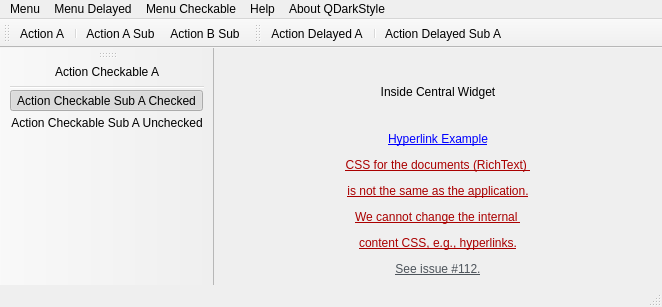
This is example/ui/mw_menus.ui in ColinDuquesnoy/QDarkStyleSheet as Qt 5 draws it before an edit. The edited form follows.
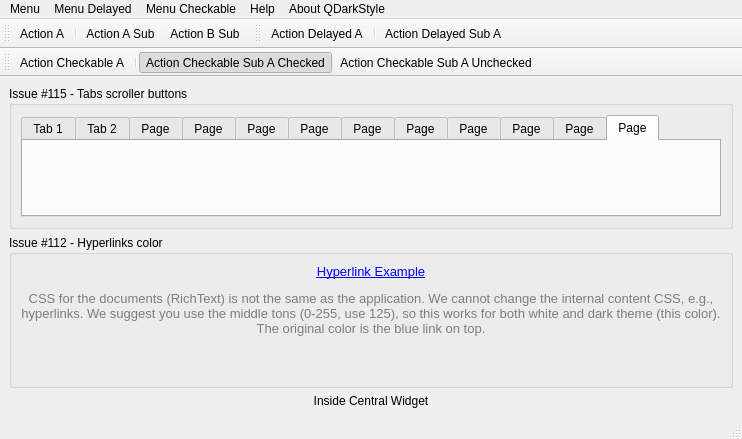
This is the edited form.

What changed in the file:
```diff
--- a/example/ui/mw_menus.ui
+++ b/example/ui/mw_menus.ui
@@ -6,8 +6,8 @@
    <rect>
     <x>0</x>
     <y>0</y>
-    <width>662</width>
-    <height>307</height>
+    <width>742</width>
+    <height>439</height>
    </rect>
   </property>
   <property name="windowTitle">
@@ -15,6 +15,113 @@
   </property>
   <widget class="QWidget" name="centralwidget">
    <layout class="QVBoxLayout" name="verticalLayout_4">
+    <item>
+     <widget class="QGroupBox" name="groupBox_2">
+      <property name="title">
+       <string>Issue #115 - Tabs scroller buttons</string>
+      </property>
+      <layout class="QGridLayout" name="gridLayout">
+       <item row="0" column="0">
+        <widget class="QTabWidget" name="tabWidget">
+         <property name="currentIndex">
+          <number>11</number>
+         </property>
+         <widget class="QWidget" name="tab">
+          <attribute name="title">
+           <string>Tab 1</string>
+          </attribute>
+         </widget>
+         <widget class="QWidget" name="tab_2">
+          <attribute name="title">
+           <string>Tab 2</string>
+          </attribute>
+         </widget>
+         <widget class="QWidget" name="tab_3">
+          <attribute name="title">
+           <string>Page</string>
+          </attribute>
+         </widget>
+         <widget class="QWidget" name="tab_4">
+          <attribute name="title">
+           <string>Page</string>
+          </attribute>
+         </widget>
+         <widget class="QWidget" name="tab_5">
+          <attribute name="title">
+           <string>Page</string>
+          </attribute>
+         </widget>
+         <widget class="QWidget" name="tab_6">
+          <attribute name="title">
+           <string>Page</string>
+          </attribute>
+         </widget>
+         <widget class="QWidget" name="tab_7">
+          <attribute name="title">
+           <string>Page</string>
+          </attribute>
+         </widget>
+         <widget class="QWidget" name="tab_8">
+          <attribute name="title">
+           <string>Page</string>
+          </attribute>
+         </widget>
+         <widget class="QWidget" name="tab_9">
+          <attribute name="title">
+           <string>Page</string>
+          </attribute>
+         </widget>
+         <widget class="QWidget" name="tab_10">
+          <attribute name="title">
+           <string>Page</string>
+          </attribute>
+         </widget>
+         <widget class="QWidget" name="tab_11">
+          <attribute name="title">
+           <string>Page</string>
+          </attribute>
+         </widget>
+         <widget class="QWidget" name="tab_12">
+          <attribute name="title">
+           <string>Page</string>
+          </attribute>
+         </widget>
+        </widget>
+       </item>
+      </layout>
+     </widget>
+    </item>
+    <item>
+     <widget class="QGroupBox" name="groupBox">
+      <property name="title">
+       <string>Issue #112 - Hyperlinks color</string>
+      </property>
+      <layout class="QGridLayout" name="gridLayout_2">
+       <item row="0" column="0">
+        <widget class="QLabel" name="label">
+         <property name="text">
+          <string>&lt;html&gt;&lt;head/&gt;&lt;body&gt;&lt;p align=&quot;center&quot;&gt;&lt;a href=&quot;https://github.com/ColinDuquesnoy/QDarkStyleSheet/issues/112&quot;&gt;&lt;span style=&quot; font-size:10pt; text-decoration: underline; color:#0000ff;&quot;&gt;Hyperlink Example&lt;/span&gt;&lt;/a&gt;&lt;/p&gt;&lt;p align=&quot;center&quot;&gt;&lt;span style=&quot; font-size:10pt; color:#7d7d7d;&quot;&gt;CSS for the documents (RichText) is not the same as the application. We cannot change the internal content CSS, e.g., hyperlinks. We suggest you use the middle tons (0-255, use 125), so this works for both white and dark theme (this color). The original color is the blue link on top.&lt;/span&gt;&lt;/p&gt;&lt;p align=&quot;center&quot;&gt;&lt;br/&gt;&lt;/p&gt;&lt;/body&gt;&lt;/html&gt;</string>
+         </property>
+         <property name="textFormat">
+          <enum>Qt::RichText</enum>
+         </property>
+         <property name="alignment">
+          <set>Qt::AlignCenter</set>
+         </property>
+         <property name="wordWrap">
+          <bool>true</bool>
+         </property>
+         <property name="openExternalLinks">
+          <bool>true</bool>
+         </property>
+         <property name="textInteractionFlags">
+          <set>Qt::TextBrowserInteraction</set>
+         </property>
+        </widget>
+       </item>
+      </layout>
+     </widget>
+    </item>
     <item>
      <widget class="QLabel" name="label_71">
       <property name="text">
@@ -25,25 +132,6 @@
       </property>
      </widget>
     </item>
-    <item>
-     <widget class="QLabel" name="label">
-      <property name="text">
-       <string>&lt;html&gt;&lt;head/&gt;&lt;body&gt;&lt;p align=&quot;center&quot;&gt;&lt;a href=&quot;https://github.com/ColinDuquesnoy/QDarkStyleSheet/issues/112&quot;&gt;&lt;span style=&quot; text-decoration: underline; color:#0000ff;&quot;&gt;Hyperlink Example&lt;/span&gt;&lt;/a&gt;&lt;/p&gt;&lt;p align=&quot;center&quot;&gt;&lt;a href=&quot;https://github.com/ColinDuquesnoy/QDarkStyleSheet/issues/112&quot;&gt;&lt;span style=&quot; text-decoration: underline; color:#aa0000;&quot;&gt;CSS for the documents (RichText) &lt;/span&gt;&lt;/a&gt;&lt;/p&gt;&lt;p align=&quot;center&quot;&gt;&lt;a href=&quot;https://github.com/ColinDuquesnoy/QDarkStyleSheet/issues/112&quot;&gt;&lt;span style=&quot; text-decoration: underline; color:#aa0000;&quot;&gt;is not the same as the application.&lt;/span&gt;&lt;/a&gt;&lt;/p&gt;&lt;p align=&quot;center&quot;&gt;&lt;a href=&quot;https://github.com/ColinDuquesnoy/QDarkStyleSheet/issues/112&quot;&gt;&lt;span style=&quot; text-decoration: underline; color:#aa0000;&quot;&gt;We cannot change the internal &lt;/span&gt;&lt;/a&gt;&lt;/p&gt;&lt;p align=&quot;center&quot;&gt;&lt;a href=&quot;https://github.com/ColinDuquesnoy/QDarkStyleSheet/issues/112&quot;&gt;&lt;span style=&quot; text-decoration: underline; color:#aa0000;&quot;&gt;content CSS, e.g., hyperlinks.&lt;/span&gt;&lt;/a&gt;&lt;/p&gt;&lt;p align=&quot;center&quot;&gt;&lt;a href=&quot;https://github.com/ColinDuquesnoy/QDarkStyleSheet/issues/112&quot;&gt;&lt;span style=&quot; text-decoration: underline; color:#4d545b;&quot;&gt;See issue #112.&lt;/span&gt;&lt;/a&gt;&lt;/p&gt;&lt;/body&gt;&lt;/html&gt;</string>
-      </property>
-      <property name="textFormat">
-       <enum>Qt::RichText</enum>
-      </property>
-      <property name="alignment">
-       <set>Qt::AlignCenter</set>
-      </property>
-      <property name="openExternalLinks">
-       <bool>true</bool>
-      </property>
-      <property name="textInteractionFlags">
-       <set>Qt::TextBrowserInteraction</set>
-      </property>
-     </widget>
-    </item>
    </layout>
   </widget>
   <widget class="QMenuBar" name="menubar">
@@ -51,7 +139,7 @@
     <rect>
      <x>0</x>
      <y>0</y>
-     <width>662</width>
+     <width>742</width>
      <height>28</height>
     </rect>
    </property>
@@ -139,10 +227,10 @@
     <string>Tool bar action checkable</string>
    </property>
    <attribute name="toolBarArea">
-    <enum>LeftToolBarArea</enum>
+    <enum>TopToolBarArea</enum>
    </attribute>
    <attribute name="toolBarBreak">
-    <bool>false</bool>
+    <bool>true</bool>
    </attribute>
    <addaction name="actionActionCheckableA"/>
    <addaction name="separator"/>
```
